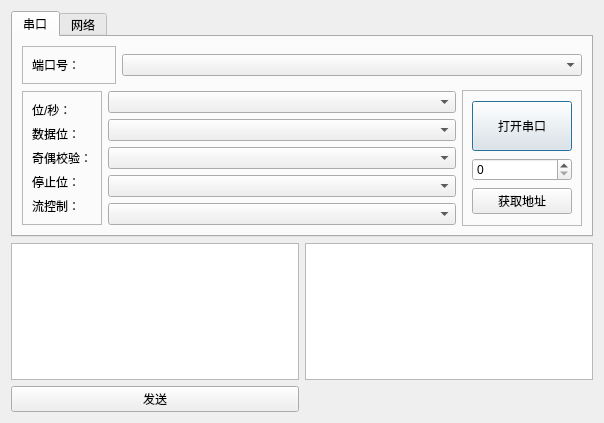
First picture: the form in qt4gui_note/serialport/dialogcom.ui, repository shqhope/qtwork, before the edit.
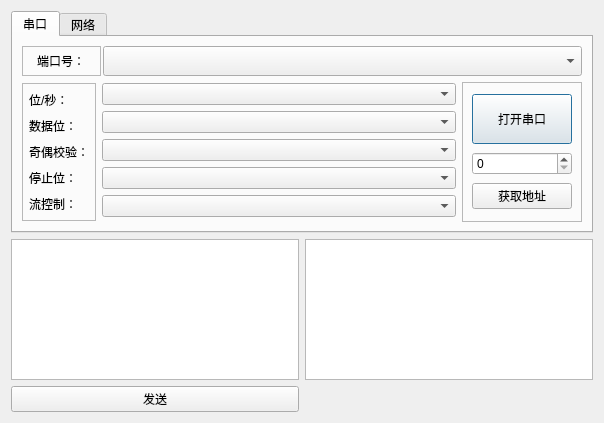
Second picture: the form after the edit.

Patch:
```diff
--- a/qt4gui_note/serialport/dialogcom.ui
+++ b/qt4gui_note/serialport/dialogcom.ui
@@ -28,6 +28,9 @@
         <layout class="QGridLayout" name="gridLayout_6">
          <item row="0" column="0">
           <layout class="QHBoxLayout" name="horizontalLayout_2">
+           <property name="spacing">
+            <number>2</number>
+           </property>
            <item>
             <widget class="QFrame" name="frame_3">
              <property name="sizePolicy">
@@ -38,7 +41,7 @@
              </property>
              <property name="minimumSize">
               <size>
-               <width>94</width>
+               <width>79</width>
                <height>0</height>
               </size>
              </property>
@@ -49,8 +52,35 @@
               <enum>QFrame::Raised</enum>
              </property>
              <layout class="QGridLayout" name="gridLayout_4">
+              <property name="leftMargin">
+               <number>2</number>
+              </property>
+              <property name="topMargin">
+               <number>2</number>
+              </property>
+              <property name="rightMargin">
+               <number>2</number>
+              </property>
+              <property name="bottomMargin">
+               <number>2</number>
+              </property>
+              <property name="spacing">
+               <number>2</number>
+              </property>
               <item row="0" column="0">
                <widget class="QLabel" name="label">
+                <property name="sizePolicy">
+                 <sizepolicy hsizetype="Fixed" vsizetype="Preferred">
+                  <horstretch>0</horstretch>
+                  <verstretch>0</verstretch>
+                 </sizepolicy>
+                </property>
+                <property name="minimumSize">
+                 <size>
+                  <width>0</width>
+                  <height>0</height>
+                 </size>
+                </property>
                 <property name="text">
                  <string>端口号：</string>
                 </property>
@@ -60,7 +90,14 @@
             </widget>
            </item>
            <item>
-            <widget class="QComboBox" name="comboBox_ComPort"/>
+            <widget class="QComboBox" name="comboBox_ComPort">
+             <property name="minimumSize">
+              <size>
+               <width>0</width>
+               <height>30</height>
+              </size>
+             </property>
+            </widget>
            </item>
           </layout>
          </item>
@@ -95,45 +132,126 @@
                  <verstretch>0</verstretch>
                 </sizepolicy>
                </property>
+               <property name="minimumSize">
+                <size>
+                 <width>70</width>
+                 <height>0</height>
+                </size>
+               </property>
                <property name="frameShape">
                 <enum>QFrame::StyledPanel</enum>
                </property>
                <property name="frameShadow">
                 <enum>QFrame::Raised</enum>
                </property>
-               <layout class="QGridLayout" name="gridLayout_2">
-                <item row="1" column="0">
+               <layout class="QVBoxLayout" name="verticalLayout">
+                <property name="spacing">
+                 <number>6</number>
+                </property>
+                <property name="leftMargin">
+                 <number>6</number>
+                </property>
+                <property name="topMargin">
+                 <number>6</number>
+                </property>
+                <property name="rightMargin">
+                 <number>6</number>
+                </property>
+                <property name="bottomMargin">
+                 <number>6</number>
+                </property>
+                <item>
                  <widget class="QLabel" name="label_2">
+                  <property name="sizePolicy">
+                   <sizepolicy hsizetype="Fixed" vsizetype="Preferred">
+                    <horstretch>0</horstretch>
+                    <verstretch>0</verstretch>
+                   </sizepolicy>
+                  </property>
+                  <property name="minimumSize">
+                   <size>
+                    <width>0</width>
+                    <height>20</height>
+                   </size>
+                  </property>
                   <property name="text">
                    <string>位/秒：</string>
                   </property>
                  </widget>
                 </item>
-                <item row="5" column="0">
-                 <widget class="QLabel" name="label_5">
+                <item>
+                 <widget class="QLabel" name="label_6">
+                  <property name="sizePolicy">
+                   <sizepolicy hsizetype="Preferred" vsizetype="Fixed">
+                    <horstretch>0</horstretch>
+                    <verstretch>0</verstretch>
+                   </sizepolicy>
+                  </property>
+                  <property name="minimumSize">
+                   <size>
+                    <width>0</width>
+                    <height>20</height>
+                   </size>
+                  </property>
                   <property name="text">
-                   <string>流控制：</string>
+                   <string>数据位：</string>
                   </property>
                  </widget>
                 </item>
-                <item row="3" column="0">
+                <item>
                  <widget class="QLabel" name="label_3">
+                  <property name="sizePolicy">
+                   <sizepolicy hsizetype="Preferred" vsizetype="Fixed">
+                    <horstretch>0</horstretch>
+                    <verstretch>0</verstretch>
+                   </sizepolicy>
+                  </property>
+                  <property name="minimumSize">
+                   <size>
+                    <width>0</width>
+                    <height>20</height>
+                   </size>
+                  </property>
                   <property name="text">
                    <string>奇偶校验：</string>
                   </property>
                  </widget>
                 </item>
-                <item row="4" column="0">
+                <item>
                  <widget class="QLabel" name="label_4">
+                  <property name="sizePolicy">
+                   <sizepolicy hsizetype="Preferred" vsizetype="Fixed">
+                    <horstretch>0</horstretch>
+                    <verstretch>0</verstretch>
+                   </sizepolicy>
+                  </property>
+                  <property name="minimumSize">
+                   <size>
+                    <width>0</width>
+                    <height>20</height>
+                   </size>
+                  </property>
                   <property name="text">
                    <string>停止位：</string>
                   </property>
                  </widget>
                 </item>
-                <item row="2" column="0">
-                 <widget class="QLabel" name="label_6">
+                <item>
+                 <widget class="QLabel" name="label_5">
+                  <property name="sizePolicy">
+                   <sizepolicy hsizetype="Preferred" vsizetype="Fixed">
+                    <horstretch>0</horstretch>
+                    <verstretch>0</verstretch>
+                   </sizepolicy>
+                  </property>
+                  <property name="minimumSize">
+                   <size>
+                    <width>0</width>
+                    <height>20</height>
+                   </size>
+                  </property>
                   <property name="text">
-                   <string>数据位：</string>
+                   <string>流控制：</string>
                   </property>
                  </widget>
                 </item>
```
